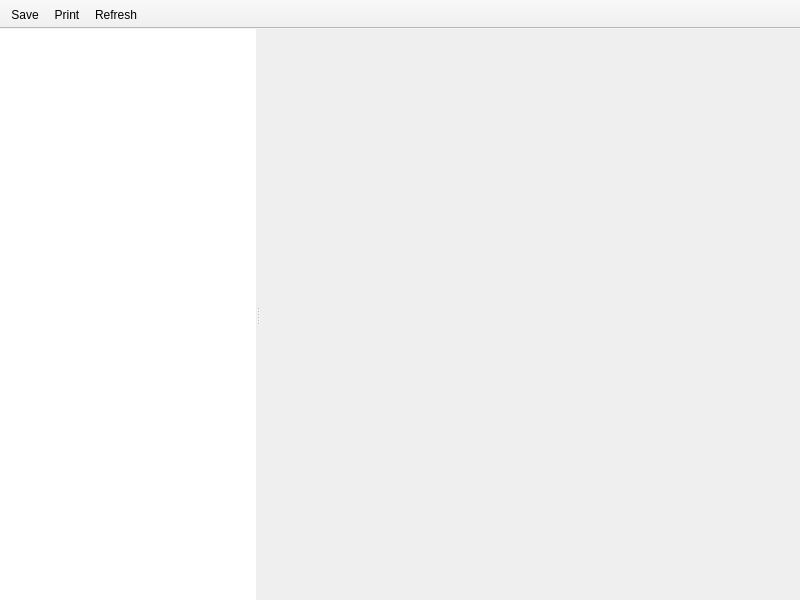
First picture: the form in source/client/ui/system_info_window.ui, repository dchapyshev/aspia, before the edit.
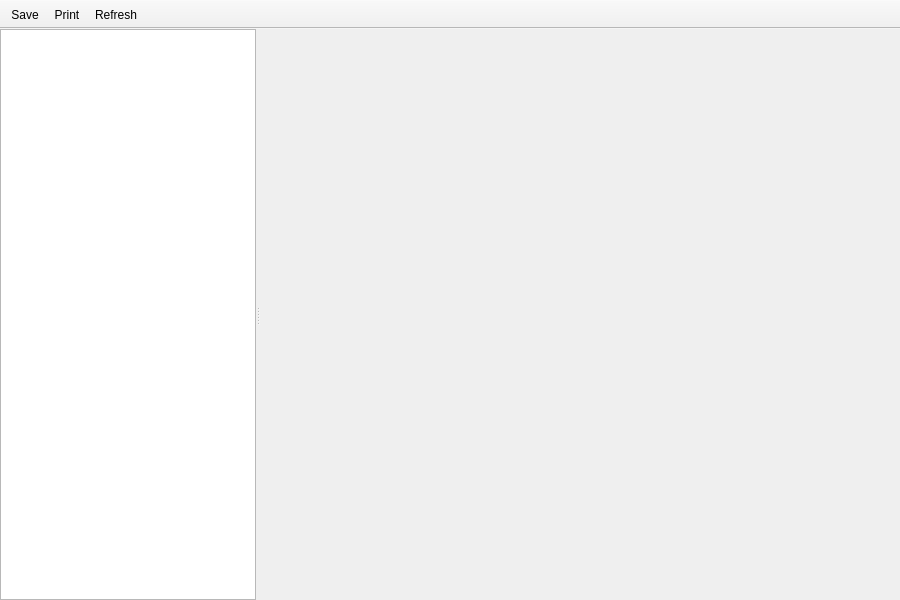
Second picture: the form after the edit. Icons and pictures are not drawn.

The edit to the form file:
```diff
--- a/source/client/ui/system_info_window.ui
+++ b/source/client/ui/system_info_window.ui
@@ -6,7 +6,7 @@
    <rect>
     <x>0</x>
     <y>0</y>
-    <width>800</width>
+    <width>900</width>
     <height>600</height>
    </rect>
   </property>
@@ -39,9 +39,6 @@
          <verstretch>0</verstretch>
         </sizepolicy>
        </property>
-       <property name="frameShape">
-        <enum>QFrame::NoFrame</enum>
-       </property>
        <property name="editTriggers">
         <set>QAbstractItemView::NoEditTriggers</set>
        </property>
```
Left out of the diff: 2 changed lines with no effect on the pictures.
